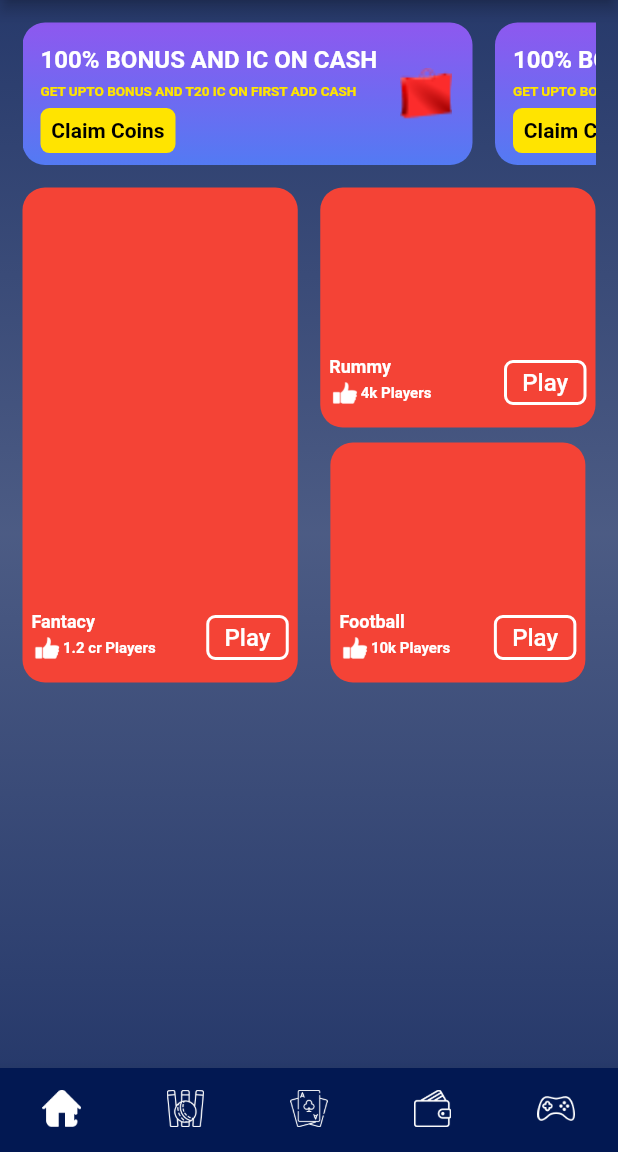
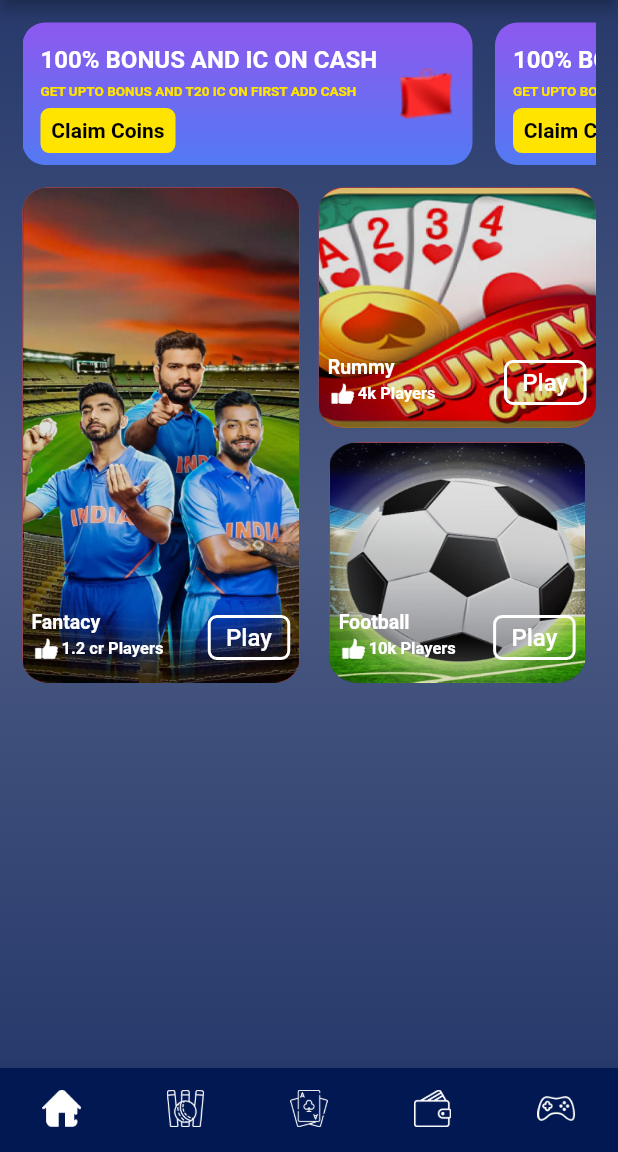
Before and after one commit to Jayraj185/CricStrike, a Flutter app: the screen it shows after launch, on a phone screen of 412 x 824 dp, the part 84-1236 px from its top. Run offline on Flutter 3.47's test engine with Material 2 defaults, Android fonts, the light colour scheme and no system bars; our stand-ins replace cloud_firestore, firebase_core, get, sizer; accounts and stored records are empty; network calls fail.

Commit message:
02/05 11:58

```diff
--- /dev/null
+++ b/lib/Screens/HomeScreen/controller/homecontroller.dart
@@ -0,0 +1,5 @@
+import 'package:get/get.dart';
+
+class HomeContoller extends GetxController{
+
+}
--- a/lib/Screens/HomeScreen/view/HomePage.dart
+++ b/lib/Screens/HomeScreen/view/HomePage.dart
@@ -1,7 +1,7 @@
+import 'package:cricstreak/Screens/navigator/controller/navigatorController.dart';
 import 'package:cricstreak/Utils/Widgets.dart';
 import 'package:flutter/material.dart';
 import 'package:get/get.dart';
-import 'package:sizer/sizer.dart';
 
 class HomePage extends StatefulWidget {
   const HomePage({Key? key}) : super(key: key);
@@ -11,6 +11,8 @@ class HomePage extends StatefulWidget {
 }
 
 class _HomePageState extends State<HomePage> {
+  NavigatorController navigatorController = Get.put(NavigatorController());
+
   @override
   Widget build(BuildContext context) {
     return Column(
@@ -52,11 +54,9 @@ class _HomePageState extends State<HomePage> {
                         colors: [
                           Color(0xFF8E58EF),
                           Color(0xFF537AF3),
-                        ]
-                    ),
-                    borderRadius: BorderRadius.circular(15)
-                ),
-                padding: EdgeInsets.only(left: 12,top: 15),
+                        ]),
+                    borderRadius: BorderRadius.circular(15)),
+                padding: EdgeInsets.only(left: 12, top: 15),
                 child: Row(
                   mainAxisAlignment: MainAxisAlignment.start,
                   // crossAxisAlignment: CrossAxisAlignment.start,
@@ -71,36 +71,32 @@ class _HomePageState extends State<HomePage> {
                             style: TextStyle(
                                 color: Colors.white,
                                 fontWeight: FontWeight.bold,
-                                fontSize: 16
-                            ),
+                                fontSize: 16),
                           ),
                           Padding(
-                            padding: EdgeInsets.only(top: Get.width/60),
+                            padding: EdgeInsets.only(top: Get.width / 60),
                             child: Text(
                               "GET UPTO BONUS AND T20 IC ON FIRST ADD CASH",
                               style: TextStyle(
                                   color: Color(0xFFFFE400),
                                   fontWeight: FontWeight.bold,
-                                  fontSize: 9
-                              ),
+                                  fontSize: 9),
                             ),
                           ),
                           Container(
                             height: 30,
                             width: 90,
-                            margin: EdgeInsets.only(top: Get.width/80),
+                            margin: EdgeInsets.only(top: Get.width / 80),
                             decoration: BoxDecoration(
                                 color: Color(0xFFFFE400),
-                                borderRadius: BorderRadius.circular(6)
-                            ),
+                                borderRadius: BorderRadius.circular(6)),
                             alignment: Alignment.center,
                             child: Text(
                               "Claim Coins",
                               style: TextStyle(
                                   color: Colors.black,
                                   fontSize: 14,
-                                  fontWeight: FontWeight.bold
-                              ),
+                                  fontWeight: FontWeight.bold),
                             ),
                           ),
                         ],
@@ -109,15 +105,20 @@ class _HomePageState extends State<HomePage> {
                     Container(
                       height: 35,
                       width: 35,
-                      margin: EdgeInsets.only(left: 15,bottom: 15),
+                      margin: EdgeInsets.only(left: 15, bottom: 15),
                       // color: Colors.red,
                       // alignment: Alignment.center,
-                      child: Image.asset("assets/image/shopping_bag.png",fit: BoxFit.fill,),
+                      child: Image.asset(
+                        "assets/image/shopping_bag.png",
+                        fit: BoxFit.fill,
+                      ),
                     )
                   ],
                 ),
               ),
-              SizedBox(width: 15,),
+              SizedBox(
+                width: 15,
+              ),
               Container(
                 margin: EdgeInsets.only(top: 15),
                 height: 95,
@@ -129,11 +130,9 @@ class _HomePageState extends State<HomePage> {
                         colors: [
                           Color(0xFF8E58EF),
                           Color(0xFF537AF3),
-                        ]
-                    ),
-                    borderRadius: BorderRadius.circular(15)
-                ),
-                padding: EdgeInsets.only(left: 12,top: 15),
+                        ]),
+                    borderRadius: BorderRadius.circular(15)),
+                padding: EdgeInsets.only(left: 12, top: 15),
                 child: Row(
                   mainAxisAlignment: MainAxisAlignment.start,
                   // crossAxisAlignment: CrossAxisAlignment.start,
@@ -148,36 +147,32 @@ class _HomePageState extends State<HomePage> {
                             style: TextStyle(
                                 color: Colors.white,
                                 fontWeight: FontWeight.bold,
-                                fontSize: 16
-                            ),
+                                fontSize: 16),
                           ),
                           Padding(
-                            padding: EdgeInsets.only(top: Get.width/60),
+                            padding: EdgeInsets.only(top: Get.width / 60),
                             child: Text(
                               "GET UPTO BONUS AND T20 IC ON FIRST ADD CASH",
                               style: TextStyle(
                                   color: Color(0xFFFFE400),
                                   fontWeight: FontWeight.bold,
-                                  fontSize: 9
-                              ),
+                                  fontSize: 9),
                             ),
                           ),
                           Container(
                             height: 30,
                             width: 90,
-                            margin: EdgeInsets.only(top: Get.width/80),
+                            margin: EdgeInsets.only(top: Get.width / 80),
                             decoration: BoxDecoration(
                                 color: Color(0xFFFFE400),
-                                borderRadius: BorderRadius.circular(6)
-                            ),
+                                borderRadius: BorderRadius.circular(6)),
                             alignment: Alignment.center,
                             child: Text(
                               "Claim Coins",
                               style: TextStyle(
                                   color: Colors.black,
                                   fontSize: 14,
-                                  fontWeight: FontWeight.bold
-                              ),
+                                  fontWeight: FontWeight.bold),
                             ),
                           ),
                         ],
@@ -186,10 +181,13 @@ class _HomePageState extends State<HomePage> {
                     Container(
                       height: 35,
                       width: 35,
-                      margin: EdgeInsets.only(left: 15,bottom: 15),
+                      margin: EdgeInsets.only(left: 15, bottom: 15),
                       // color: Colors.red,
                       // alignment: Alignment.center,
-                      child: Image.asset("assets/image/shopping_bag.png",fit: BoxFit.fill,),
+                      child: Image.asset(
+                        "assets/image/shopping_bag.png",
+                        fit: BoxFit.fill,
+                      ),
                     )
                   ],
                 ),
@@ -197,22 +195,49 @@ class _HomePageState extends State<HomePage> {
             ],
           ),
         ),
-        Padding(
-          padding: EdgeInsets.only(top: 15),
-          child: Row(
+        SizedBox(height: 15,),
+        Row(
           children: [
             Expanded(
+              child: InkWell(
+                onTap: () {
+                  navigatorController.NavigatIndex.value=1;
+                },
                 child: Container(
                   height: 330,
                   decoration: BoxDecoration(
                     color: Colors.red,
-                    borderRadius: BorderRadius.circular(15)
+                    borderRadius: BorderRadius.circular(16),
                   ),
-                  alignment: Alignment.bottomCenter,
-                  child: Widgets.widgets.MyPlayButton(title: "Fantacy", player: "1.2 cr"),
+                  alignment: Alignment.centerRight,
+                  child: Stack(
+                    fit: StackFit.expand,
+                    children: [
+                      Image.asset(
+                        "assets/image/fantacy.png",
+                        fit: BoxFit.fill,
+                      ),
+                      Container(
+                        height: double.infinity,
+                        width: double.infinity,
+                        decoration: BoxDecoration(
+                          color: Colors.black12,
+                          borderRadius: BorderRadius.circular(16),
                         ),
                       ),
-              SizedBox(width: 15,),
+                      Align(
+                        alignment: Alignment.bottomCenter,
+                        child: Widgets.widgets
+                            .MyPlayButton(title: "Fantacy", player: "1.2 cr"),
+                      ),
+                    ],
+                  ),
+                ),
+              ),
+            ),
+            SizedBox(
+              width: 13,
+            ),
             Expanded(
               child: Column(
                 children: [
@@ -220,28 +245,73 @@ class _HomePageState extends State<HomePage> {
                     height: 160,
                     decoration: BoxDecoration(
                         color: Colors.red,
-                          borderRadius: BorderRadius.circular(15)
+                        borderRadius: BorderRadius.circular(16)),
+                    alignment: Alignment.bottomCenter,
+                    child: Stack(
+                      fit: StackFit.expand,
+                      children: [
+                        Image.asset(
+                          "assets/image/rummy.png",
+                          fit: BoxFit.fill,
                         ),
+                        Container(
+                          height: double.infinity,
+                          width: double.infinity,
+                          decoration: BoxDecoration(
+                            color: Colors.black12,
+                            borderRadius: BorderRadius.circular(16),
+                          ),
+                        ),
+                        Align(
                           alignment: Alignment.bottomCenter,
-                      child: Widgets.widgets.MyPlayButton(title: "Rummy", player: "4k"),
+                          child:  Widgets.widgets
+                              .MyPlayButton(title: "Rummy", player: "4k"),
                         ),
-                    SizedBox(height: 10,),
+                      ],
+                    ),
+
+                  ),
+                  SizedBox(
+                    height: 10,
+                  ),
                   Container(
                     height: 160,
                     width: 170,
                     decoration: BoxDecoration(
                       color: Colors.red,
-                          borderRadius: BorderRadius.circular(15)
+                      borderRadius: BorderRadius.circular(20),
                     ),
                     alignment: Alignment.bottomCenter,
-                      child: Widgets.widgets.MyPlayButton(title: "Football", player: "10k"),
+                    child: Stack(
+                      fit: StackFit.expand,
+                      children: [
+                        Image.asset(
+                          "assets/image/football.png",
+                          fit: BoxFit.fill,
+                        ),
+                        Container(
+                          height: double.infinity,
+                          width: double.infinity,
+                          decoration: BoxDecoration(
+                            color: Colors.black12,
+                            borderRadius: BorderRadius.circular(16),
+                          ),
+                        ),
+                        Align(
+                          alignment: Alignment.bottomCenter,
+                          child: Widgets.widgets
+                              .MyPlayButton(title: "Football", player: "10k"),
+                        ),
+                      ],
+                    ),
                   ),
                 ],
               ),
             )
           ],
         ),
-        )
+        SizedBox(height: 15,),
+
       ],
     );
   }
--- a/lib/Utils/Widgets.dart
+++ b/lib/Utils/Widgets.dart
@@ -24,16 +24,16 @@ class Widgets
                 maxLines: 1,
                 style: TextStyle(
                   color: Colors.white,
-                  fontSize: 12,
+                  fontSize: 13,
                   overflow: TextOverflow.ellipsis,
                   fontWeight: FontWeight.bold
                 ),
               ),
-              Row(
+              Row(crossAxisAlignment: CrossAxisAlignment.center,
                 children: [
                   Container(
-                    height: 21,
-                    width: 21,
+                    height: 20,
+                    width: 20,
                     child: Image.asset("assets/image/thumb.png",color: Colors.white,fit: BoxFit.fill,),
                   ),
                   Text(
@@ -42,7 +42,7 @@ class Widgets
                     overflow: TextOverflow.ellipsis,
                     style: TextStyle(
                       color: Colors.white,
-                      fontSize: 10,
+                      fontSize: 11,
                       fontWeight: FontWeight.bold
                     ),
                   )
```
Also changed, not shown: assets/image/fantacy.png (added), assets/image/football.png (added), assets/image/rummy.png (added), pubspec.lock. Lines whose indentation alone changed are shown as unchanged.
